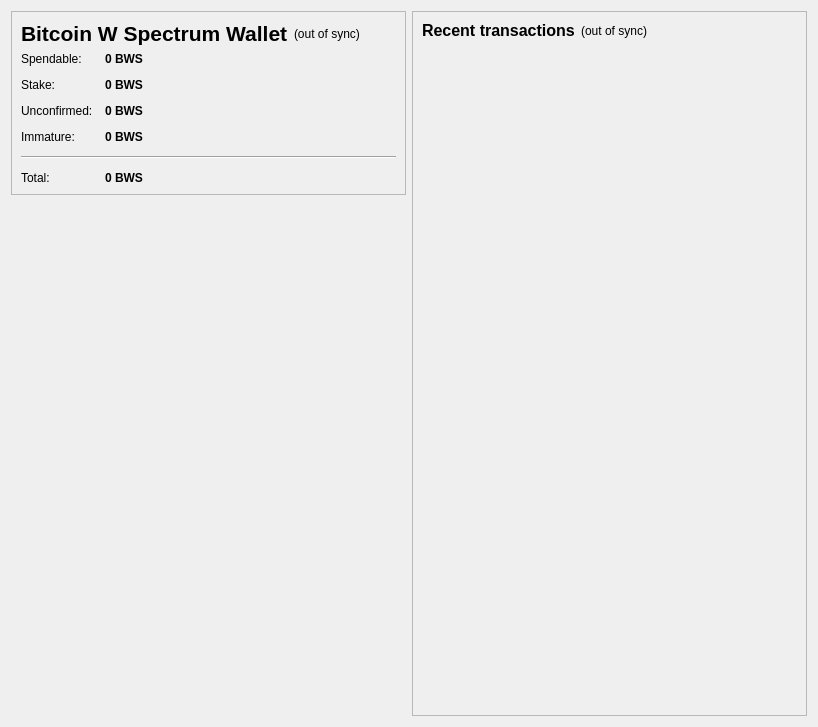
bitcoinallstreet/bws, file qt/forms/overviewpage.ui: the form before one commit.
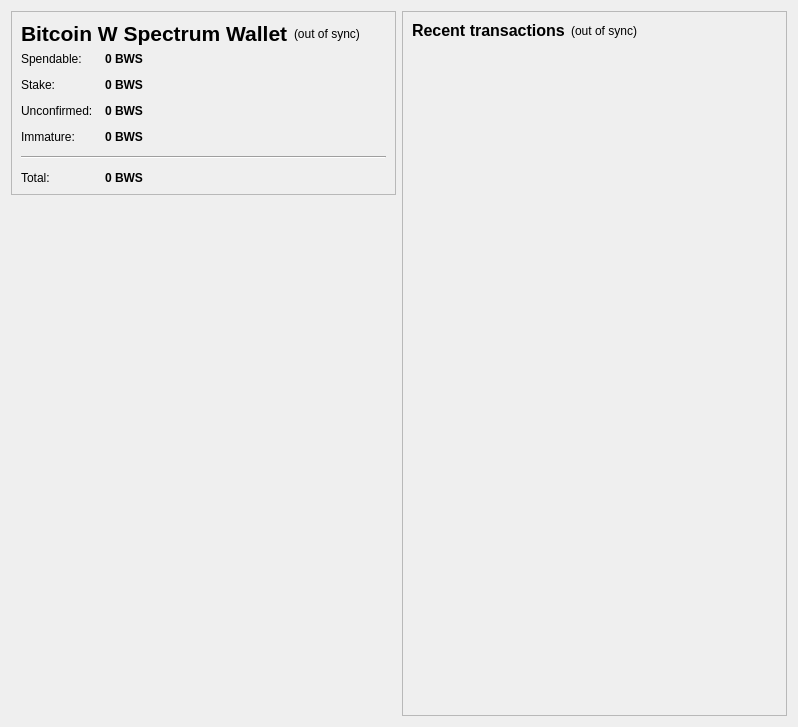
The form after the commit. Icons and pictures are not drawn.

Patch:
```diff
--- a/qt/forms/overviewpage.ui
+++ b/qt/forms/overviewpage.ui
@@ -6,7 +6,7 @@
    <rect>
     <x>0</x>
     <y>0</y>
-    <width>818</width>
+    <width>798</width>
     <height>727</height>
    </rect>
   </property>
@@ -260,7 +260,7 @@
         <enum>Qt::LeftToRight</enum>
        </property>
        <property name="autoFillBackground">
-        <bool>false</bool>
+        <bool>true</bool>
        </property>
        <property name="frameShape">
         <enum>QFrame::NoFrame</enum>
@@ -281,7 +281,7 @@
         <bool>false</bool>
        </property>
        <property name="alignment">
-        <set>Qt::AlignJustify|Qt::AlignTop</set>
+        <set>Qt::AlignCenter</set>
        </property>
        <property name="wordWrap">
         <bool>false</bool>
@@ -294,6 +294,19 @@
        </property>
       </widget>
      </item>
+     <item>
+      <spacer name="verticalSpacer">
+       <property name="orientation">
+        <enum>Qt::Vertical</enum>
+       </property>
+       <property name="sizeHint" stdset="0">
+        <size>
+         <width>20</width>
+         <height>40</height>
+        </size>
+       </property>
+      </spacer>
+     </item>
     </layout>
    </item>
    <item>
```
Left out of the diff: 6 changed lines with no effect on the pictures.
